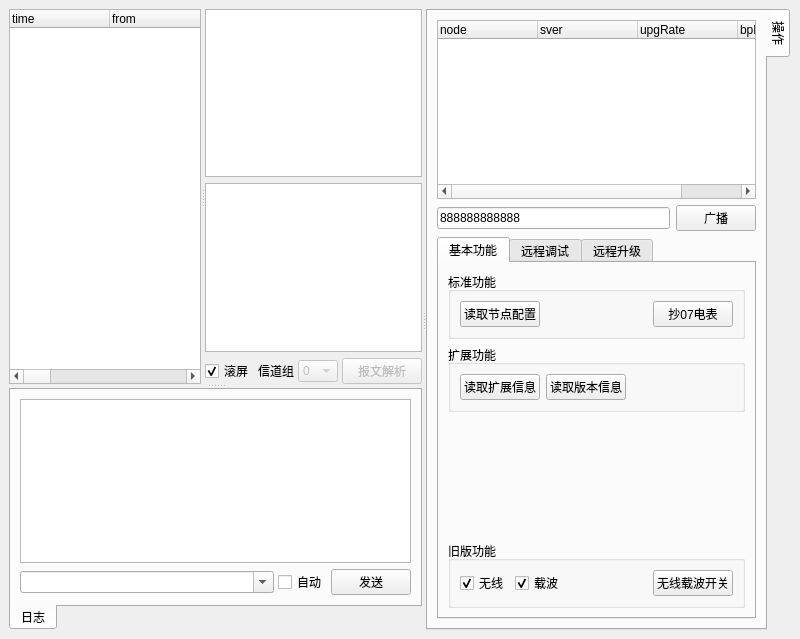
Above: mainwindow.ui from zaazbb/YM001NetworkAnalyzer before the change. Below: the same form after it.
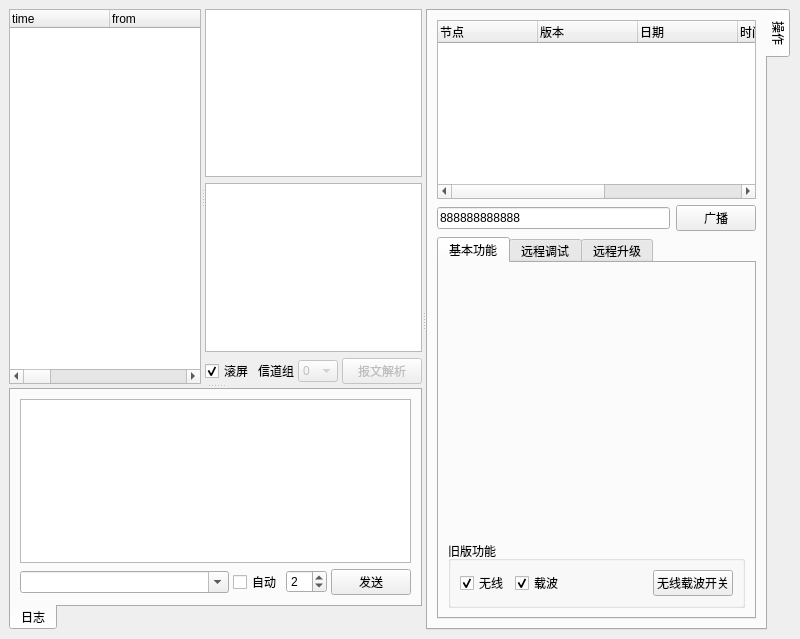
That is the form after the change.

Commit message: add read ver info cmd;add send time interval widget.

Patch:
```diff
--- a/mainwindow.ui
+++ b/mainwindow.ui
@@ -397,7 +397,7 @@
            <widget class="QPlainTextEdit" name="plainTextEdit_log"/>
           </item>
           <item>
-           <layout class="QHBoxLayout" name="horizontalLayout_8" stretch="1,0,0">
+           <layout class="QHBoxLayout" name="horizontalLayout_8" stretch="1,0,0,0">
             <property name="spacing">
              <number>4</number>
             </property>
@@ -418,6 +418,13 @@
               </property>
              </widget>
             </item>
+            <item>
+             <widget class="QSpinBox" name="spinBox_sendInterval">
+              <property name="value">
+               <number>2</number>
+              </property>
+             </widget>
+            </item>
             <item>
              <widget class="QPushButton" name="pushButton_send">
               <property name="text">
@@ -453,12 +460,22 @@
            </property>
            <column>
             <property name="text">
-             <string>node</string>
+             <string>节点</string>
             </property>
            </column>
            <column>
             <property name="text">
-             <string>sver</string>
+             <string>版本</string>
+            </property>
+           </column>
+           <column>
+            <property name="text">
+             <string>日期</string>
+            </property>
+           </column>
+           <column>
+            <property name="text">
+             <string>时间</string>
             </property>
            </column>
            <column>
@@ -504,78 +521,6 @@
              <string>基本功能</string>
             </attribute>
             <layout class="QVBoxLayout" name="verticalLayout_4">
-             <item>
-              <widget class="QGroupBox" name="groupBox_2">
-               <property name="title">
-                <string>标准功能</string>
-               </property>
-               <layout class="QHBoxLayout" name="horizontalLayout_5">
-                <item>
-                 <widget class="QPushButton" name="pushButton">
-                  <property name="text">
-                   <string>读取节点配置</string>
-                  </property>
-                 </widget>
-                </item>
-                <item>
-                 <spacer name="horizontalSpacer_4">
-                  <property name="orientation">
-                   <enum>Qt::Horizontal</enum>
-                  </property>
-                  <property name="sizeHint" stdset="0">
-                   <size>
-                    <width>40</width>
-                    <height>20</height>
-                   </size>
-                  </property>
-                 </spacer>
-                </item>
-                <item>
-                 <widget class="QPushButton" name="pushButton_5">
-                  <property name="text">
-                   <string>抄07电表</string>
-                  </property>
-                 </widget>
-                </item>
-               </layout>
-              </widget>
-             </item>
-             <item>
-              <widget class="QGroupBox" name="groupBox_3">
-               <property name="title">
-                <string>扩展功能</string>
-               </property>
-               <layout class="QHBoxLayout" name="horizontalLayout_6">
-                <item>
-                 <widget class="QPushButton" name="pushButton_2">
-                  <property name="text">
-                   <string>读取扩展信息</string>
-                  </property>
-                 </widget>
-                </item>
-                <item>
-                 <widget class="QPushButton" name="pushButton_4">
-                  <property name="text">
-                   <string>读取版本信息</string>
-                  </property>
-                 </widget>
-                </item>
-                <item>
-                 <spacer name="horizontalSpacer_5">
-                  <property name="orientation">
-                   <enum>Qt::Horizontal</enum>
-                  </property>
-                  <property name="sizeHint" stdset="0">
-                   <size>
-                    <width>40</width>
-                    <height>20</height>
-                   </size>
-                  </property>
-                 </spacer>
-                </item>
-               </layout>
-              </widget>
-             </item>
              <item>
               <spacer name="verticalSpacer_4">
                <property name="orientation">
```
Left out of the diff: 19 changed lines with no effect on the pictures. The commit also changes 5 other files.
